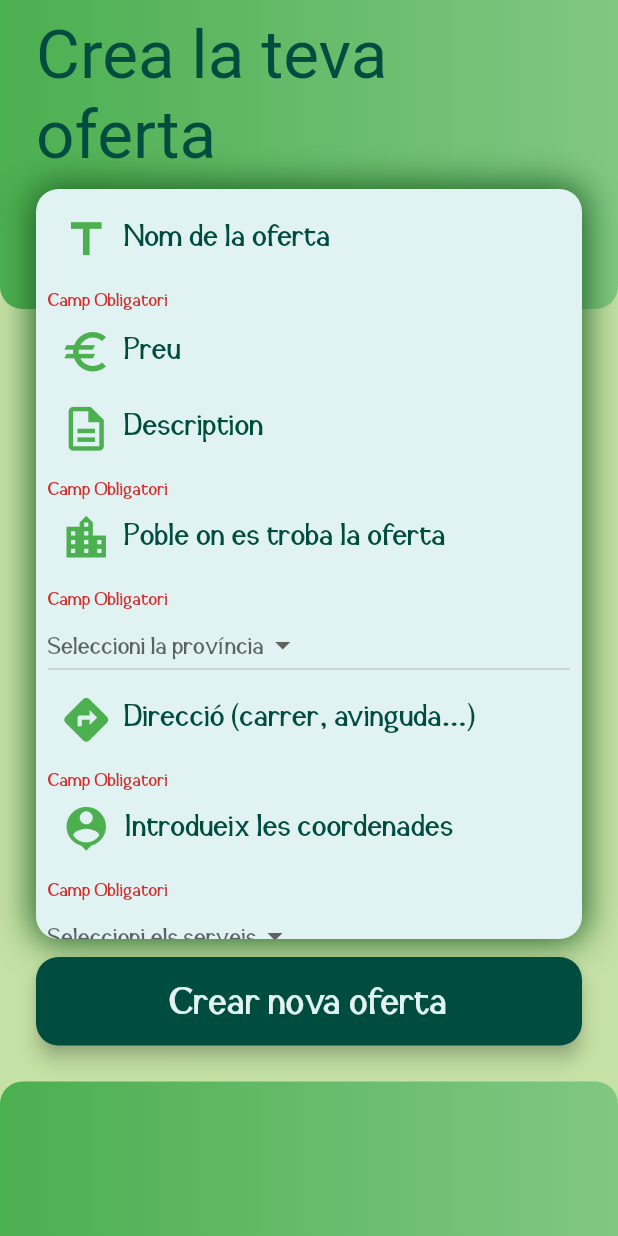
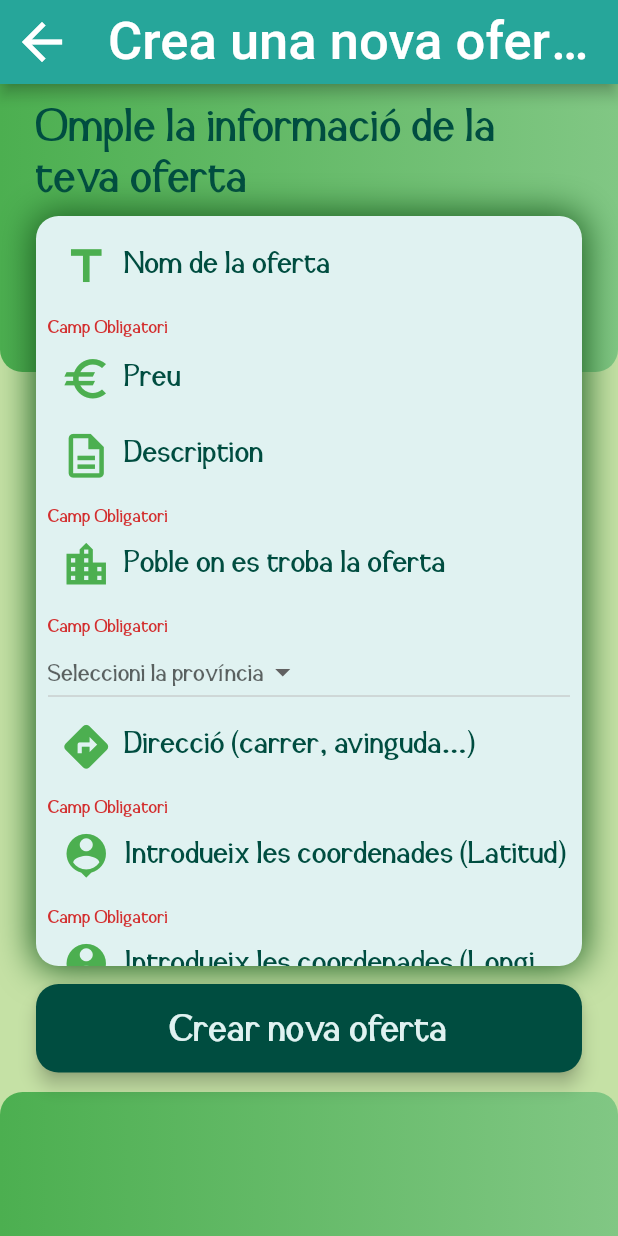
Before and after one commit to Jamke-tech/REPOBLEMAPP_flutter, a Flutter app: the CreateOffer screen opened by its route, after a tap on "Crear nova oferta", on a phone screen of 412 x 824 dp. Run offline on Flutter 3.47's test engine with Material 2 defaults, Android fonts, the phone set to English and light mode, and no system bars; our stand-ins replace curved_navigation_bar, firebase_auth, flash, flutter_map, flutter_signin_button, google_sign_in and 2 more; missing offline and left inert: dart:html; accounts and stored records are empty; Roboto replaces fonts that are missing (Hontana).

Commit message:
modificaciones crear oferta

```diff
--- a/repoblemapp/lib/models/Offer.dart
+++ b/repoblemapp/lib/models/Offer.dart
@@ -13,6 +13,8 @@ class Offer{
   String village;
   String price; // tiene qie ser un numero, nose como ponerlo
   String coordinates;
+  String lat;
+  String long;
   String services;
 
   Offer(
@@ -25,6 +27,8 @@ class Offer{
     this.village,
     this.price,
     this.coordinates,
+    this.lat,
+    this.long,
     this.services
     }
   );
--- a/repoblemapp/lib/pages/create_offer.dart
+++ b/repoblemapp/lib/pages/create_offer.dart
@@ -25,7 +25,8 @@ class _CreateOfferState extends State<CreateOffer> {
   final villageInputController = TextEditingController();
   final provinceInputController = DropdownButton();
   final placeInputController = TextEditingController(); //direccion
-  final coordinatesInputController = TextEditingController();
+  final latInputController = TextEditingController();
+  final longInputController = TextEditingController();
   final servicesInputController = DropdownButton();
 
   final _formKey = GlobalKey<FormState>();
@@ -35,6 +36,29 @@ class _CreateOfferState extends State<CreateOffer> {
   Widget build(BuildContext context) {
     return Scaffold(
       //resizeToAvoidBottomInset: false,
+      appBar: AppBar(
+        title: Text(
+            'Crea una nova oferta',
+            style: TextStyle(
+              fontFamily: 'Hontana',
+              fontSize: 35,
+              color: Colors.white,
+            ),
+          ),
+          centerTitle: true,
+        backgroundColor: Colors.teal[400],
+        leading: IconButton(
+          icon: Icon(
+            Icons.arrow_back_outlined,
+            color: Colors.white,
+            size: 40,
+          ),
+          onPressed: () {
+            Navigator.pushNamed(context, "/profile");
+          },
+        ),
+
+      ),
 
       body: Column(
         mainAxisAlignment: MainAxisAlignment.spaceEvenly,
@@ -97,10 +121,10 @@ class _CreateOfferState extends State<CreateOffer> {
                       padding: const EdgeInsets.fromLTRB(24, 10, 24, 6),
                       child: Center(
                         child: Text(
-                          "Crea la teva oferta",
+                          "Omple la informació de la teva oferta",
                           style: TextStyle(
-                            fontSize: 45,
-                            fontFamily: 'Hontana',
+                            fontSize: 30,
+                            fontFamily: 'Snidane',
                             color: Colors.teal[900],
 
                           ),
@@ -344,7 +368,7 @@ class _CreateOfferState extends State<CreateOffer> {
                                 ),
                               ),
 
-                              //Coordinates
+                              //Coordinates (latitud)
                               Padding(
                                 padding: const EdgeInsets.fromLTRB(8, 0, 8, 0),
                                 child: TextFormField(
@@ -356,7 +380,7 @@ class _CreateOfferState extends State<CreateOffer> {
                                       return null;
                                     }
                                   },
-                                  controller: coordinatesInputController,
+                                  controller: latInputController,
                                   decoration: InputDecoration(
                                     border: InputBorder.none,
                                     prefixIcon: Padding(
@@ -366,7 +390,45 @@ class _CreateOfferState extends State<CreateOffer> {
                                         color: Colors.green,
                                         size: 35,),
                                     ),
-                                    hintText: "Introdueix les coordenades",//'Ingressa les coordenades',
+                                    hintText: "Introdueix les coordenades (Latitud)",//'Ingressa les coordenades',
+                                    hintStyle: TextStyle(
+                                      fontSize: 20,
+                                      color: Colors.teal[900],
+                                    ),
+                                  ),
+                                  // Formato del teclado de entrada
+                                  keyboardType: TextInputType.text, //Formato de texto normal
+                                  textInputAction: TextInputAction.next,
+
+                                  style: TextStyle(
+                                    fontSize: 20,
+                                    color: Colors.teal[900],
+                                  ),
+                                ),
+                              ),
+                              //Coordinates (Longitud)
+                              Padding(
+                                padding: const EdgeInsets.fromLTRB(8, 0, 8, 0),
+                                child: TextFormField(
+                                  validator: (value){
+                                    if (value.isEmpty) {
+                                      return 'Camp Obligatori';
+                                    }
+                                    else{
+                                      return null;
+                                    }
+                                  },
+                                  controller: longInputController,
+                                  decoration: InputDecoration(
+                                    border: InputBorder.none,
+                                    prefixIcon: Padding(
+                                      padding: const EdgeInsets.all(8),
+                                      child: Icon(
+                                        Icons.location_history,
+                                        color: Colors.green,
+                                        size: 35,),
+                                    ),
+                                    hintText: "Introdueix les coordenades (Longitud)",//'Ingressa les coordenades',
                                     hintStyle: TextStyle(
                                       fontSize: 20,
                                       color: Colors.teal[900],
@@ -437,12 +499,14 @@ class _CreateOfferState extends State<CreateOffer> {
                               Offer createdOffer = new Offer(
                                 title: titleInputController.text,
                                 description: descriptionInputController.text,
+                                province: provinceInputController.onChanged.toString(),
                                 ubication: placeInputController.text,
-                                province: provinceInputController.onChanged.toString(),
+                                lat: latInputController.text,
+                                long: longInputController.text,
                                 village: villageInputController.text,
                                 price: priceInputController.text,
                                 services: servicesInputController.onChanged.toString(),
-                                coordinates: coordinatesInputController.text,
+
                               );
                               print (createdOffer);
 
--- a/repoblemapp/lib/services/offer_service.dart
+++ b/repoblemapp/lib/services/offer_service.dart
@@ -78,16 +78,18 @@ class OffersManager{
           HttpHeaders.acceptHeader: 'application/json',
         },
         body: jsonEncode({
+          "pictures": offer.pictures,
           "title": offer.title,
           "description": offer.description,
-          "pictures": offer.pictures,
-          "ubication": offer.ubication,
           "province": offer.province,
-          "owner": id,
+          "place": offer.ubication, //direccion que corresponde a place backend
+          "lat": offer.lat,
+          "long": offer.long,
+          "owner": id.toString(),
           "village": offer.village,
           "price": offer.price.toString(),
           "services": offer.services,
-          "coordinates": offer.coordinates,
+
         }),
       );
 
```
